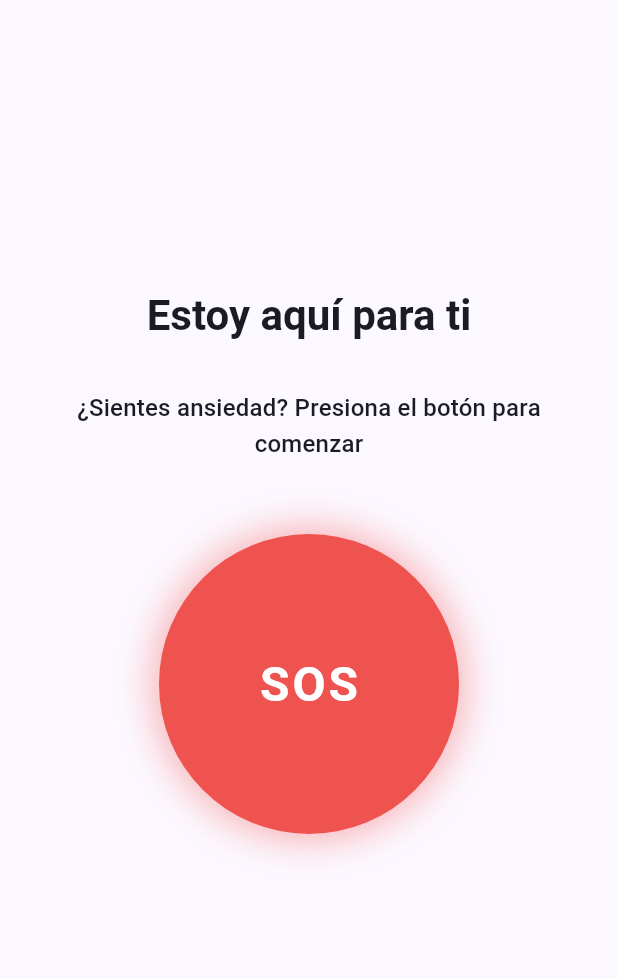
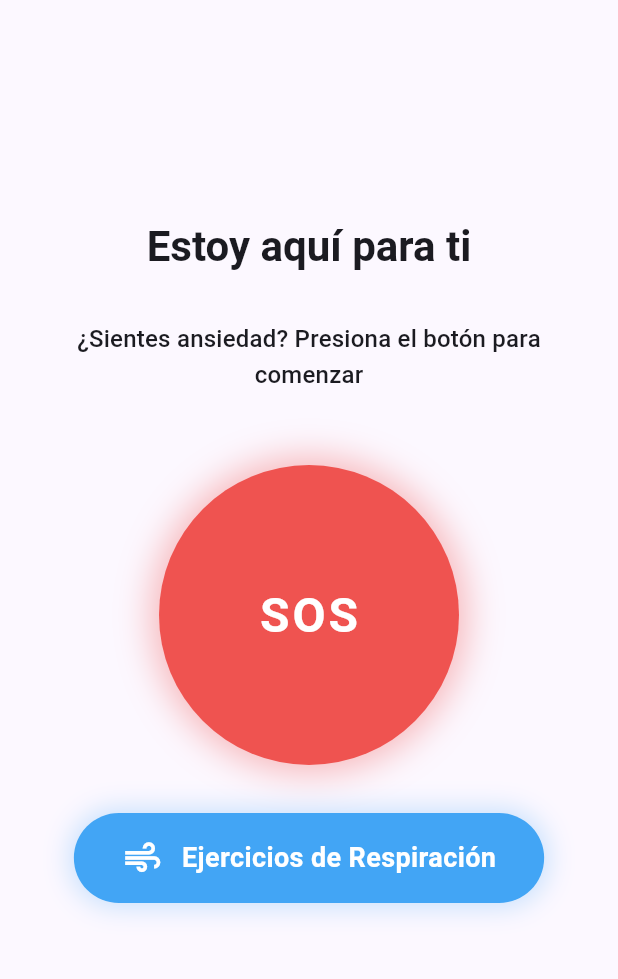
Before and after one commit to martinmiranda14/calma-app, a Flutter app: the screen it shows after launch, on a phone screen of 412 x 824 dp, the part 63-1042 px from its top. Run offline on Flutter 3.47's test engine with Material 3 defaults, Android fonts, the phone set to English and light mode, and no system bars; our stand-ins replace just_audio, shared_preferences.

Commit message:
feat: Agregar botón de ejercicios de respiración directo
Se ha agregado un nuevo botón en la pantalla principal que permite a los
usuarios acceder directamente a ejercicios de respiración sin registrar
un episodio de pánico.

Cambios principales:
- Nuevo botón azul "Ejercicios de Respiración" debajo del botón SOS
- Función _startBreathingExercise() para navegación sin registro
- El botón solo aparece cuando no hay un episodio de pánico activo
- No modifica estadísticas ni crea registros en el almacenamiento local
- Diseño con icono de aire y sombra suave

Archivos modificados:
- lib/screens/home_screen.dart: Nueva funcionalidad y UI
- pubspec.yaml: Comentados temporalmente assets de audio

Documentación agregada:
- CHANGELOG.md: Historial detallado de cambios
- README_BOTON_RESPIRACION.md: Guía técnica completa

Configuración:
- Agregado soporte para macOS desktop
- Compilada versión web de producción

🤖 Generated with [Claude Code](https://claude.com/claude-code)

Co-Authored-By: Claude <noreply@anthropic.com>

```diff
--- a/calma_flutter/lib/screens/home_screen.dart
+++ b/calma_flutter/lib/screens/home_screen.dart
@@ -63,6 +63,18 @@ class _HomeScreenState extends State<HomeScreen> {
     } else {
       await _finishEpisode();
     }
+  }
+
+  void _startBreathingExercise() async {
+    // Navegar directamente a ejercicios sin registrar episodio de pánico
+    print('[HomeScreen] Ejercicio de respiración directo iniciado');
+
+    await Navigator.push(
+      context,
+      MaterialPageRoute(
+        builder: (context) => const BreathingExerciseScreen(),
+      ),
+    );
   }
 
   Future<void> _finishEpisode() async {
@@ -242,6 +254,46 @@ class _HomeScreenState extends State<HomeScreen> {
                 ),
               ),
             ),
+            const SizedBox(height: 32),
+
+            // Botón de ejercicios de respiración
+            if (!_isInPanicMode)
+              GestureDetector(
+                onTap: _startBreathingExercise,
+                child: Container(
+                  padding: const EdgeInsets.symmetric(horizontal: 32, vertical: 16),
+                  decoration: BoxDecoration(
+                    borderRadius: BorderRadius.circular(30),
+                    color: Colors.blue.shade400,
+                    boxShadow: [
+                      BoxShadow(
+                        color: Colors.blue.shade400.withOpacity(0.3),
+                        blurRadius: 15,
+                        spreadRadius: 2,
+                      ),
+                    ],
+                  ),
+                  child: Row(
+                    mainAxisSize: MainAxisSize.min,
+                    children: [
+                      const Icon(
+                        Icons.air,
+                        color: Colors.white,
+                        size: 28,
+                      ),
+                      const SizedBox(width: 12),
+                      const Text(
+                        'Ejercicios de Respiración',
+                        style: TextStyle(
+                          color: Colors.white,
+                          fontSize: 18,
+                          fontWeight: FontWeight.bold,
+                        ),
+                      ),
+                    ],
+                  ),
+                ),
+              ),
             const SizedBox(height: 48),
 
             // Instrucciones
--- a/calma_flutter/pubspec.yaml
+++ b/calma_flutter/pubspec.yaml
@@ -64,9 +64,9 @@ flutter:
   uses-material-design: true
 
   # To add assets to your application, add an assets section, like this:
-  assets:
-    - assets/audio/432hz.wav
-    - assets/audio/528hz.wav
+  # assets:
+  #   - assets/audio/432hz.wav
+  #   - assets/audio/528hz.wav
 
   # An image asset can refer to one or more resolution-specific "variants", see
   # https://flutter.dev/to/resolution-aware-images
```
Also changed, not shown: vercel.json (added), 31 other files.
